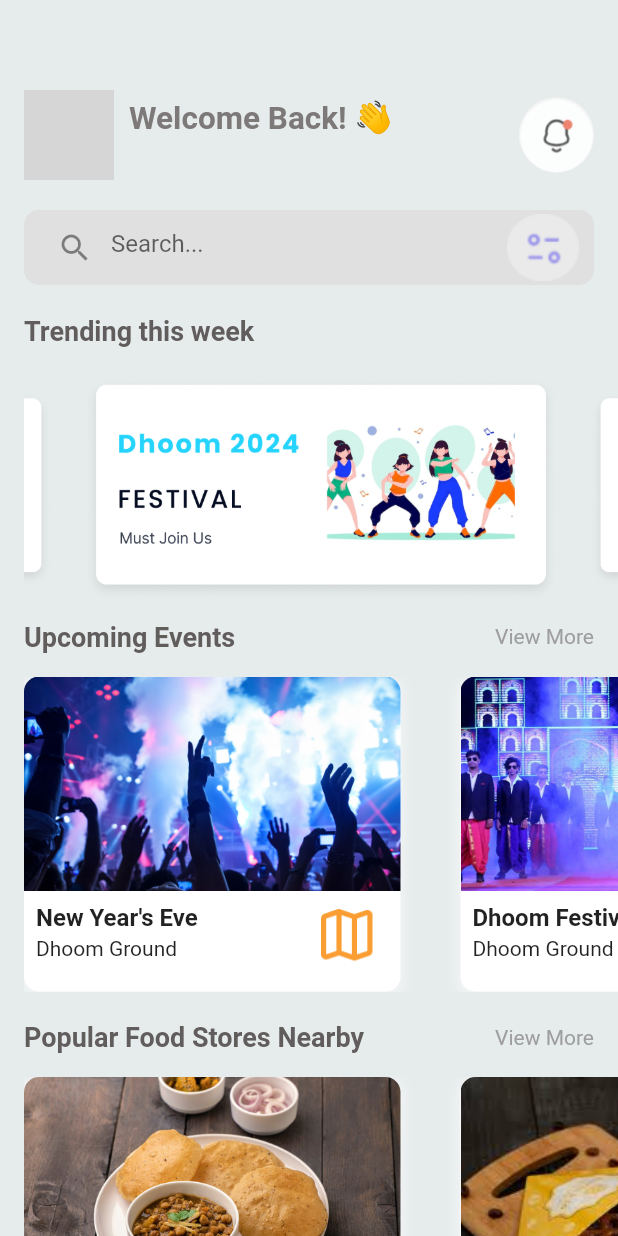
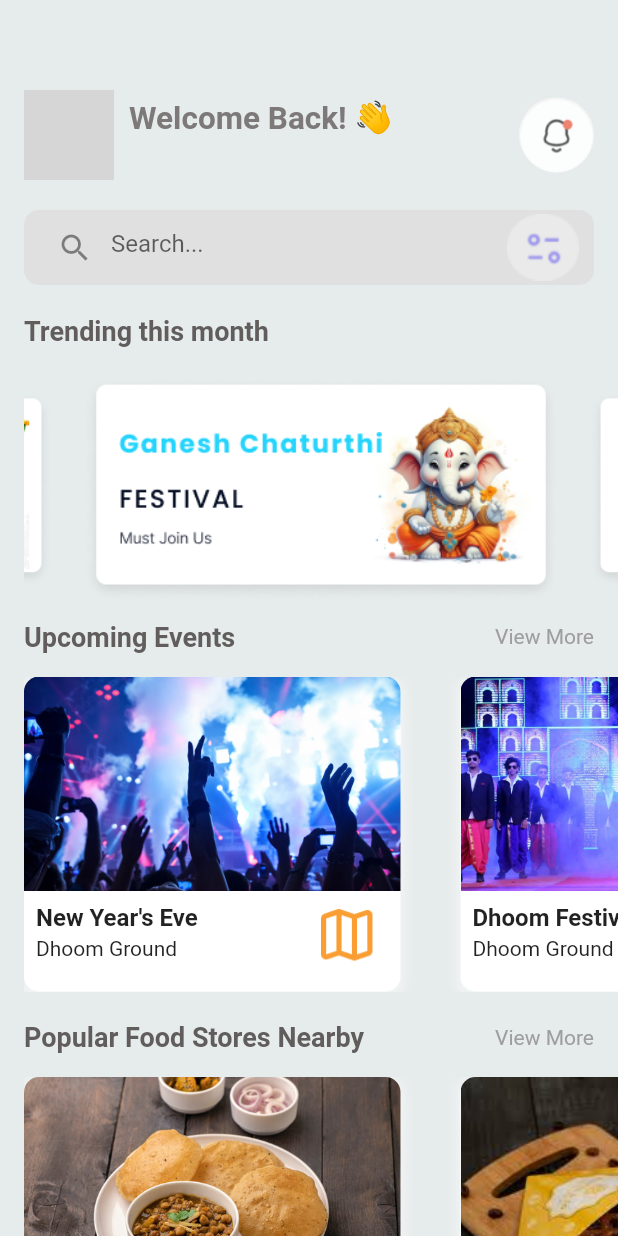
Before and after one commit to Nithin-Nair/dummy, a Flutter app: the HomeScreen screen opened directly, on a phone screen of 412 x 824 dp. Run offline on Flutter 3.47's test engine with Material 2 defaults, Android fonts, the phone set to English and light mode, and no system bars; drawn by our look-alikes of carousel_slider; our stand-ins replace cached_network_image, cloud_firestore, firebase_auth, firebase_core, firebase_messaging, firebase_storage and 7 more; accounts and stored records are empty; network calls fail; Roboto replaces fonts that are missing (Amethysta); grey boxes are pictures that could not be loaded.

Commit message:
Home Screen Carousal, profile Screen Edited

```diff
--- a/lib/majorScreen/HomeScreen.dart
+++ b/lib/majorScreen/HomeScreen.dart
@@ -208,7 +208,7 @@ class _HomeScreenState extends State<HomeScreen> {
                     mainAxisAlignment: MainAxisAlignment.spaceBetween,
                     children: <Widget>[
                       Text(
-                        'Trending this week',
+                        'Trending this month',
                         style: TextStyle(
                           fontFamily: 'Amethysta',
                           fontSize: 18,
@@ -240,21 +240,21 @@ class _HomeScreenState extends State<HomeScreen> {
                       // List of carousel items
                       Container(
                         child: Image.asset(
-                          'assets/img_5.png',
+                          'assets/ganesha.png',
                           width: 400,
                           height: 200,
                         ),
                       ),
                       Container(
                         child: Image.asset(
-                          'assets/img_5.png',
+                          'assets/img_6.png',
                           width: 400,
                           height: 200,
                         ),
                       ),
                       Container(
                         child: Image.asset(
-                          'assets/img_5.png',
+                          'assets/img_7.png',
                           width: 400,
                           height: 200,
                         ),
@@ -373,8 +373,8 @@ class EventCard extends StatelessWidget {
   final String location;
   EventCard(
       {required this.imageUrl,
-      required this.eventName,
-      required this.location});
+        required this.eventName,
+        required this.location});
   @override
   Widget build(BuildContext context) {
     return Container(
@@ -450,8 +450,8 @@ class FoodStoreCard extends StatelessWidget {
 
   FoodStoreCard(
       {required this.imageUrl,
-      required this.storeName,
-      required this.location});
+        required this.storeName,
+        required this.location});
 
   @override
   Widget build(BuildContext context) {
--- a/pubspec.yaml
+++ b/pubspec.yaml
@@ -106,6 +106,9 @@ flutter:
      - assets/img_3.png
      - assets/img_4.png
      - assets/img_5.png
+     - assets/img_6.png
+     - assets/img_7.png
+     - assets/ganesha.png
 
 
   # An image asset can refer to one or more resolution-specific "variants", see
```
Also changed, not shown: lib/majorScreen/profile.dart (+14 -14 lines), assets/ganesha.png (added), assets/img_6.png (added), assets/img_7.png (added), pubspec.lock.
